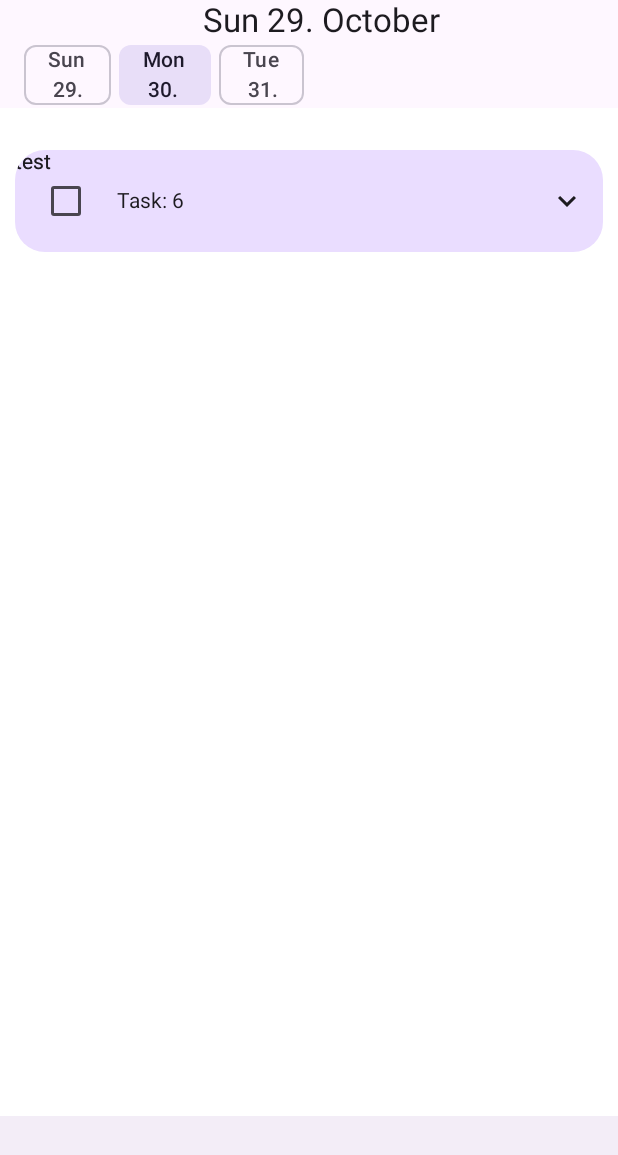
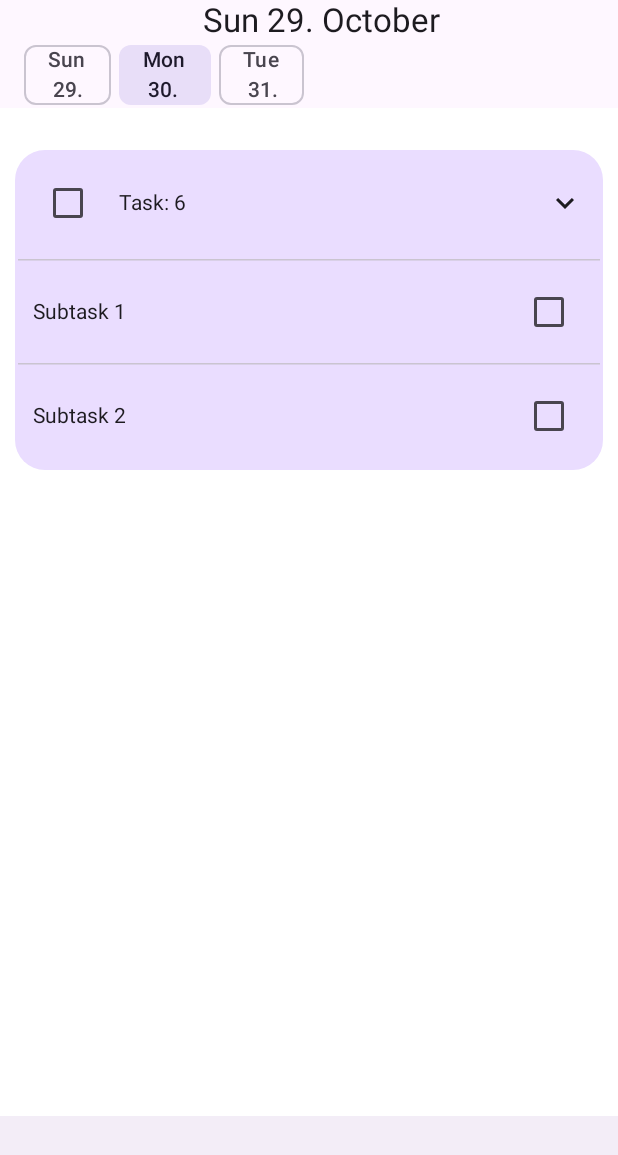
Before and after one commit to Gruppe-10-DTU/TODOAPP, an Android app built with Jetpack Compose: the MainActivity screen opened directly, with no data from a screen before it, after a tap on an icon or button, on a phone screen of 412 x 824 dp. Shown: the top 1155 px of the screen. Run offline under Robolectric (Android 15) with nearby library versions, the phone set to English and light mode, and no system bars; 2 other taps on this screen came first.

Commit message:
Finished styling subtasks.

```diff
--- /dev/null
+++ b/app/src/main/java/com/gruppe11/todoApp/model/SubTask.kt
@@ -0,0 +1,6 @@
+package com.gruppe11.todoApp.model
+
+class SubTask(var title: String) {
+    var completed: Boolean = false
+
+}
--- a/app/src/main/java/com/gruppe11/todoApp/ui/screens/CreateTaskPage.kt
+++ b/app/src/main/java/com/gruppe11/todoApp/ui/screens/CreateTaskPage.kt
@@ -162,7 +162,7 @@ fun CreateTaskContent(
                     .align(Alignment.Center)
                 ) {
                     items(viewModel.getTaskList()) { Task ->
-                        Text(text = "" + Task.title.toString() + " " + Task.priority.toString(),
+                        Text(text = "" + Task.title + " " + Task.priority.toString(),
                             modifier = Modifier
                                 .clip(RoundedCornerShape(50.dp))
                                 .background(MaterialTheme.colorScheme.primaryContainer))
--- a/app/src/main/java/com/gruppe11/todoApp/ui/screens/ShowTaskList.kt
+++ b/app/src/main/java/com/gruppe11/todoApp/ui/screens/ShowTaskList.kt
@@ -1,33 +1,25 @@
 package com.gruppe11.todoApp.ui.screens
 
 import android.annotation.SuppressLint
-import android.graphics.drawable.Icon
 import androidx.compose.animation.AnimatedVisibility
 import androidx.compose.animation.animateContentSize
-import androidx.compose.foundation.BorderStroke
 import androidx.compose.foundation.background
-import androidx.compose.foundation.border
 import androidx.compose.foundation.gestures.detectTapGestures
 import androidx.compose.foundation.layout.Arrangement
 import androidx.compose.foundation.layout.Box
 import androidx.compose.foundation.layout.Column
 import androidx.compose.foundation.layout.Row
 import androidx.compose.foundation.layout.Spacer
-import androidx.compose.foundation.layout.fillMaxHeight
 import androidx.compose.foundation.layout.fillMaxSize
 import androidx.compose.foundation.layout.fillMaxWidth
 import androidx.compose.foundation.layout.height
 import androidx.compose.foundation.layout.padding
 import androidx.compose.foundation.layout.size
-import androidx.compose.foundation.layout.width
 import androidx.compose.foundation.lazy.LazyColumn
-import androidx.compose.foundation.lazy.LazyListState
 import androidx.compose.foundation.lazy.LazyRow
 import androidx.compose.foundation.lazy.items
 import androidx.compose.foundation.shape.RoundedCornerShape
 import androidx.compose.material.icons.Icons
-import androidx.compose.material.icons.automirrored.filled.ArrowBack
-import androidx.compose.material.icons.filled.ArrowDownward
 import androidx.compose.material.icons.filled.KeyboardArrowDown
 import androidx.compose.material3.AlertDialog
 import androidx.compose.material3.BottomAppBar
@@ -44,28 +36,24 @@ import androidx.compose.material3.Surface
 import androidx.compose.material3.Text
 import androidx.compose.material3.TopAppBar
 import androidx.compose.runtime.Composable
-import androidx.compose.runtime.MutableState
 import androidx.compose.runtime.getValue
 import androidx.compose.runtime.mutableStateOf
 import androidx.compose.runtime.remember
 import androidx.compose.runtime.setValue
 import androidx.compose.ui.Alignment
-import androidx.compose.ui.Alignment.Companion.CenterEnd
-import androidx.compose.ui.Alignment.Companion.CenterVertically
 import androidx.compose.ui.Modifier
 import androidx.compose.ui.draw.clip
 import androidx.compose.ui.draw.clipToBounds
 import androidx.compose.ui.graphics.Color
-import androidx.compose.ui.graphics.Shape
 import androidx.compose.ui.input.pointer.pointerInput
 import androidx.compose.ui.tooling.preview.Preview
 import androidx.compose.ui.unit.dp
 import androidx.lifecycle.compose.collectAsStateWithLifecycle
 import androidx.lifecycle.viewmodel.compose.viewModel
+import com.gruppe11.todoApp.model.SubTask
 import com.gruppe11.todoApp.model.Task
 import com.gruppe11.todoApp.ui.theme.TODOAPPTheme
 import com.gruppe11.todoApp.viewModel.TaskViewModel
-import kotlinx.coroutines.flow.asFlow
 import java.time.LocalDateTime
 import java.time.format.DateTimeFormatter
 import java.util.Locale
@@ -162,7 +150,7 @@ fun TaskItem(task: Task, viewModel: TaskViewModel){
             }
         )
     }
-    Box(
+    Column(
         modifier = Modifier
             .clip(shape = RoundedCornerShape(20.dp))
             .animateContentSize()
@@ -173,6 +161,8 @@ fun TaskItem(task: Task, viewModel: TaskViewModel){
 
     ){
         Row(modifier = Modifier
+            .padding(1.dp)
+            .fillMaxWidth()
             .clipToBounds()) {
             Checkbox(modifier = Modifier.padding(10.dp),
                 checked = taskCompletionStatus, onCheckedChange ={
@@ -197,16 +187,19 @@ fun TaskItem(task: Task, viewModel: TaskViewModel){
                 )
             }
         }
-        Box() {
-            Text(text = "test")
-            AnimatedVisibility(visible) {
+        AnimatedVisibility(visible) {
+            Column(modifier = Modifier
+                .padding(2.dp)
+                .fillMaxWidth()
+            ) {
+                for (subtask in viewModel.getStaticSubtasks()){
+                    HorizontalDivider()
+                    showSubTask(subtask)
 
-                subTask(visible, "test")
+                }
             }
         }
     }
-
-
 
     if (showDialog.value) {
         AlertDialog(
@@ -234,10 +227,24 @@ fun TaskItem(task: Task, viewModel: TaskViewModel){
     }
 }
 
+@SuppressLint("UnrememberedMutableState")
 @Composable
-fun subTask(visible: Boolean, subtask : String) {
-        Text(text = subtask)
-
+fun showSubTask(subtask : SubTask) {
+    var checked by mutableStateOf(subtask.completed)
+    Row(modifier = Modifier
+        .fillMaxWidth()
+    ) {
+        Text(modifier = Modifier
+            .align(alignment = Alignment.CenterVertically)
+            .padding(10.dp),
+            text = subtask.title)
+        Spacer(modifier = Modifier.weight(1f))
+        Checkbox(modifier = Modifier.padding(10.dp),
+            checked = checked, onCheckedChange = {
+            subtask.completed = !subtask.completed
+            checked = subtask.completed
+        })
+    }
 }
 
 @SuppressLint("UnusedMaterial3ScaffoldPaddingParameter", "NewApi")
--- a/app/src/main/java/com/gruppe11/todoApp/viewModel/TaskViewModel.kt
+++ b/app/src/main/java/com/gruppe11/todoApp/viewModel/TaskViewModel.kt
@@ -1,7 +1,7 @@
 package com.gruppe11.todoApp.viewModel
 import android.annotation.SuppressLint
 import androidx.lifecycle.ViewModel
-import com.gruppe11.todoApp.model.Priority
+import com.gruppe11.todoApp.model.SubTask
 import com.gruppe11.todoApp.model.Task
 import com.gruppe11.todoApp.model.fromString
 import com.gruppe11.todoApp.repository.ITaskRepository
@@ -20,10 +20,10 @@ class TaskViewModel (
 
     @SuppressLint("NewApi")
     fun getTaskListByDate(date: LocalDateTime): List<Task>{
-        return taskRepository.readAll().filter{it.completion!!.dayOfMonth == date.dayOfMonth};
+        return taskRepository.readAll().filter{it.completion!!.dayOfMonth == date.dayOfMonth}
     }
     fun addTask(id: Int, title: String, completion: LocalDateTime, Prio: String, isCompleted: Boolean){
-        var tmpTask = Task()
+        val tmpTask = Task()
         let {
             tmpTask.id = id
             tmpTask.title=title
@@ -32,6 +32,14 @@ class TaskViewModel (
             tmpTask.isCompleted = isCompleted
         }
         taskRepository.createTask(tmpTask)
+    }
+
+    fun getStaticSubtasks() : List<SubTask> {
+        val test = ArrayList<SubTask>()
+        test.add(SubTask("Subtask 1"))
+        test.add(SubTask("Subtask 2"))
+
+        return test
     }
 
     fun removeTask(task: Task){
```
